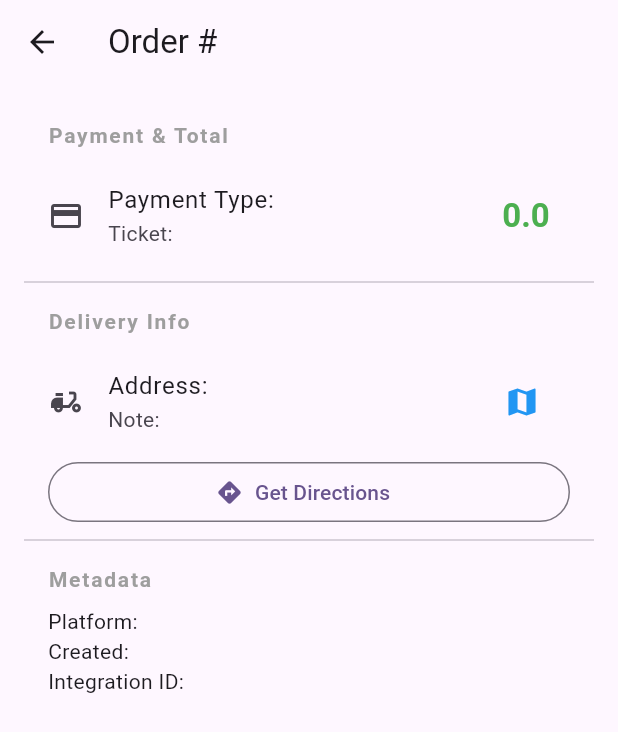
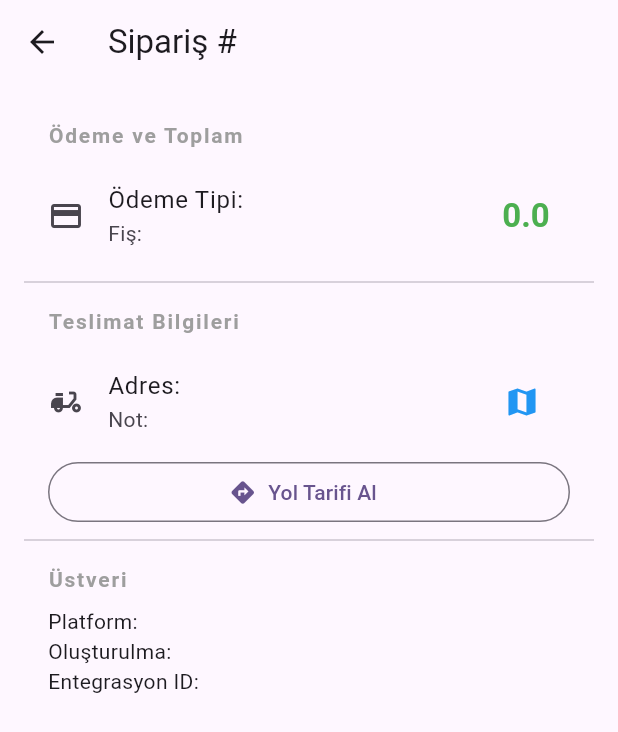
Before and after one commit to troya-tech/rodb-delivery-app, a Flutter app: the OrderDetailsPage screen opened directly with empty values, on a phone screen of 412 x 824 dp. Shown: the top 732 px of the screen. Run offline on Flutter 3.47's test engine with Material 3 defaults, Android fonts, the light colour scheme and no system bars; our stand-ins replace equatable, firebase_auth, firebase_core, firebase_database, flutter_riverpod, google_sign_in; missing offline and left inert: menumia_flutter_partner_app; accounts and stored records are empty; generated files the repository leaves out were written again.

Commit message:
localicazation done

```diff
--- a/lib/app/pages/order-details-page/order_details_page.dart
+++ b/lib/app/pages/order-details-page/order_details_page.dart
@@ -1,6 +1,8 @@
 import 'package:flutter/material.dart';
 import 'package:url_launcher/url_launcher.dart';
 import '../../../features/order-feature/domain/order.dart';
+
+import 'package:flutter_gen/gen_l10n/app_localizations.dart';
 
 class OrderDetailsPage extends StatelessWidget {
   final Order order;
@@ -47,7 +49,7 @@ class OrderDetailsPage extends StatelessWidget {
   Widget build(BuildContext context) {
     return Scaffold(
       appBar: AppBar(
-        title: Text('Order #${order.orderCardNumber}'),
+        title: Text(AppLocalizations.of(context)!.orderNumber(order.orderCardNumber)),
       ),
       body: SingleChildScrollView(
         padding: const EdgeInsets.all(16.0),
@@ -94,11 +96,11 @@ class OrderDetailsPage extends StatelessWidget {
             // )),
             // const Divider(),
 
-            _buildSectionTitle(context, 'Payment & Total'),
+            _buildSectionTitle(context, AppLocalizations.of(context)!.paymentAndTotal),
             ListTile(
-              title: Text('Payment Type: ${order.orderPayment.paymentType}'),
+              title: Text(AppLocalizations.of(context)!.paymentType(order.orderPayment.paymentType)),
               subtitle: order.orderPayment.ticketType != null
-                  ? Text('Ticket: ${order.orderPayment.ticketType}')
+                  ? Text(AppLocalizations.of(context)!.ticketType(order.orderPayment.ticketType!))
                   : null,
               trailing: Text(
                 '${order.totalOrderPrice} ${order.currency.symbol}',
@@ -111,15 +113,15 @@ class OrderDetailsPage extends StatelessWidget {
             ),
             const Divider(),
 
-            _buildSectionTitle(context, 'Delivery Info'),
+            _buildSectionTitle(context, AppLocalizations.of(context)!.deliveryInfo),
             ListTile(
-              title: Text('Address: ${order.delivery.address}'),
-              subtitle: Text('Note: ${order.delivery.addressNote}'),
+              title: Text(AppLocalizations.of(context)!.address(order.delivery.address)),
+              subtitle: Text(AppLocalizations.of(context)!.note(order.delivery.addressNote)),
               leading: const Icon(Icons.delivery_dining),
               trailing: IconButton(
                 icon: const Icon(Icons.map, color: Colors.blue),
                 onPressed: _openMaps,
-                tooltip: 'Open in Maps',
+                tooltip: AppLocalizations.of(context)!.openInMaps,
               ),
             ),
             Padding(
@@ -129,21 +131,21 @@ class OrderDetailsPage extends StatelessWidget {
                 child: OutlinedButton.icon(
                   onPressed: _openMaps,
                   icon: const Icon(Icons.directions),
-                  label: const Text('Get Directions'),
+                  label: Text(AppLocalizations.of(context)!.getDirections),
                 ),
               ),
             ),
             const Divider(),
 
-            _buildSectionTitle(context, 'Metadata'),
+            _buildSectionTitle(context, AppLocalizations.of(context)!.metaData),
             Padding(
               padding: const EdgeInsets.symmetric(horizontal: 16.0),
               child: Column(
                 crossAxisAlignment: CrossAxisAlignment.start,
                 children: [
-                  Text('Platform: ${order.meta.platform}'),
-                  Text('Created: ${order.meta.creationDate}'),
-                  Text('Integration ID: ${order.integrationOrderId}'),
+                  Text(AppLocalizations.of(context)!.platform(order.meta.platform)),
+                  Text(AppLocalizations.of(context)!.created(order.meta.creationDate)),
+                  Text(AppLocalizations.of(context)!.integrationId(order.integrationOrderId)),
                 ],
               ),
             ),
--- a/lib/l10n/app_tr.arb
+++ b/lib/l10n/app_tr.arb
@@ -1,4 +1,38 @@
 {
   "appTitle": "RODB Teslimat Uygulaması",
-  "helloWorld": "Merhaba Dünya!"
+  "helloWorld": "Merhaba Dünya!",
+  "signInTitle": "Devam etmek için giriş yapın",
+  "signInButton": "Google ile giriş yap",
+  "signInLoading": "Giriş yapılıyor...",
+  "checkingConnection": "Bağlantı kontrol ediliyor...",
+  "noInternetError": "📡 İnternet bağlantısı yok.\nLütfen ağınızı kontrol edip tekrar deneyin.",
+  "slowConnectionError": "🐌 Bağlantı çok yavaş.\nLütfen daha iyi bir ağda tekrar deneyin.",
+  "authError": "🔄 Kimlik doğrulama hatası.\nLütfen bir süre sonra tekrar deneyin.",
+  "configError": "⚙️ Yapılandırma hatası.\nLütfen destek ekibiyle iletişime geçin.",
+  "genericError": "❌ Giriş başarısız.\nLütfen tekrar deneyin.",
+  "homeTitle": "Ana Sayfa",
+  "welcomeMessage": "Eve Hoşgeldiniz!",
+  "ordersTitle": "Siparişler",
+  "noOrdersFound": "Sipariş bulunamadı",
+  "orderNumber": "Sipariş #{number}",
+  "paymentType": "Ödeme Tipi: {type}",
+  "ticketType": "Fiş: {type}",
+  "deliveryInfo": "Teslimat Bilgileri",
+  "address": "Adres: {address}",
+  "note": "Not: {note}",
+  "openInMaps": "Haritalarda Aç",
+  "getDirections": "Yol Tarifi Al",
+  "platform": "Platform: {platform}",
+  "created": "Oluşturulma: {date}",
+  "integrationId": "Entegrasyon ID: {id}",
+  "profileTitle": "Restoran Kullanıcı Profili",
+  "logout": "Çıkış Yap",
+  "logoutConfirmation": "Çıkış yapmak istediğinize emin misiniz?",
+  "cancel": "İptal",
+  "notAuthenticated": "Kimlik doğrulanmadı",
+  "role": "Rol",
+  "associatedKeys": "İlişkili Restoran Anahtarları:",
+  "noProfileFound": "Restoran kullanıcı profili bulunamadı",
+  "paymentAndTotal": "Ödeme ve Toplam",
+  "metaData": "Üstveri"
 }
```
Also changed, not shown: lib/app/pages/home_page/home_page.dart (+5 -2 lines), lib/app/pages/login-page/login_page.dart (+16 -11 lines), lib/app/pages/orders-page/orders-page.dart (+5 -3 lines), lib/app/pages/profile-page/profile-page.dart (+13 -11 lines), lib/l10n/app_en.arb (+91 -1 lines), pubspec.lock.
